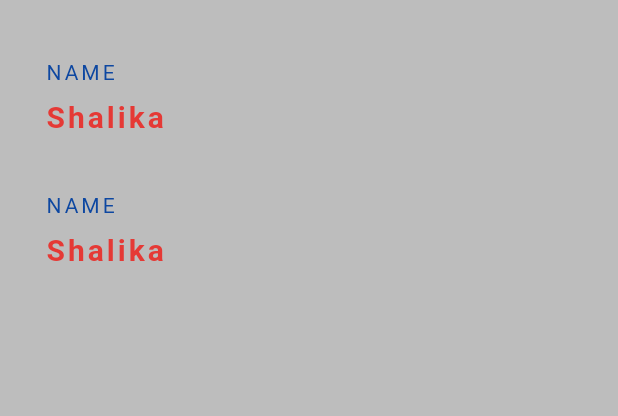
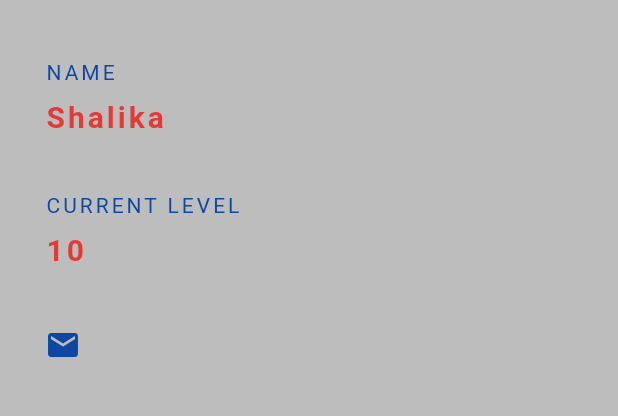
Before and after one commit to Shalika001/My_ID, a Flutter app: the screen it shows after launch, on a phone screen of 412 x 824 dp, the part 84-500 px from its top. Run offline on Flutter 3.47's test engine with Material 2 defaults, Android fonts, the phone set to English and light mode, and no system bars.

Commit message:
Create Icon

```diff
--- a/lib/main.dart
+++ b/lib/main.dart
@@ -41,7 +41,7 @@ class MyCard extends StatelessWidget {
             ),
             SizedBox(height: 40.0),
             Text(
-              'NAME',
+              'CURRENT LEVEL',
               style: TextStyle(
                 color: Colors.blue[900],
                 letterSpacing: 2.0,
@@ -49,14 +49,24 @@ class MyCard extends StatelessWidget {
             ),
             SizedBox(height: 10.0),
             Text(
-              'Shalika',
+              '10',
               style: TextStyle(
                 color: Colors.red[600],
                 letterSpacing: 2.0,
                 fontSize: 20.0,
                 fontWeight: FontWeight.bold,
               ),
-            ),SizedBox(height: 40.0),
+            ),
+            SizedBox(height: 40.0),
+            Row(
+              children: <Widget>[
+                Icon(
+                  Icons.email,
+                  color: Colors.blue[900],
+                ),
+
+              ],
+            )
           ],
         ),
       ),
```
